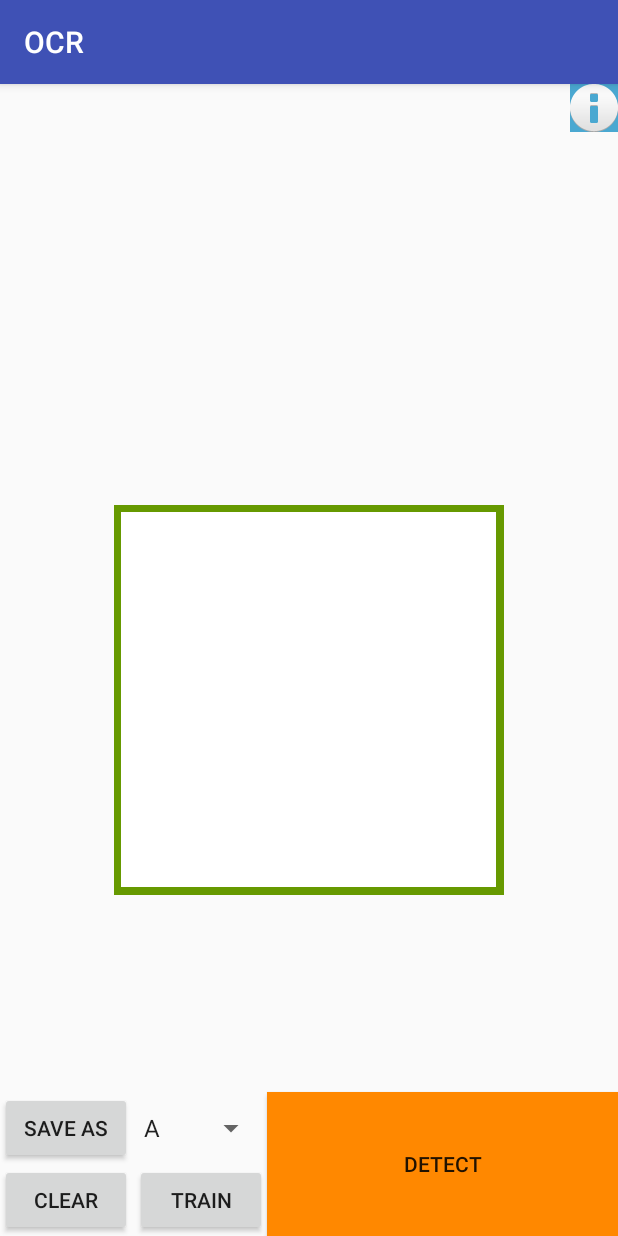
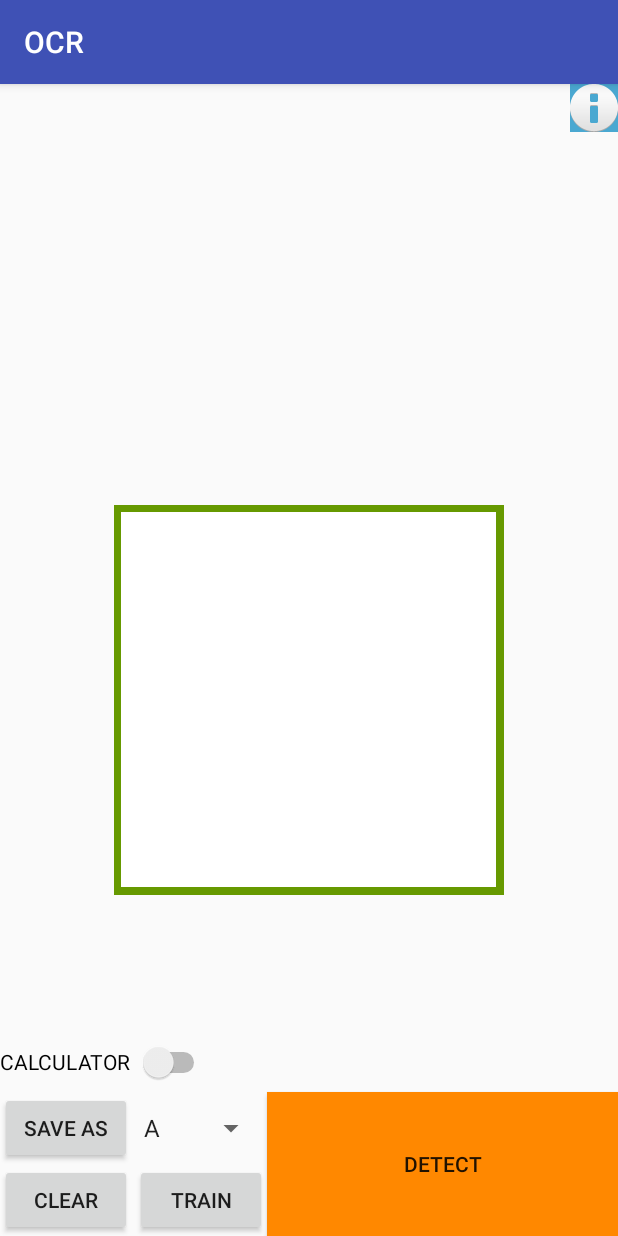
Before and after one commit to laszlokelemen/OCR, an Android app: the screen it shows after launch (MainActivity), on a phone screen of 412 x 824 dp. Run offline under Robolectric (Android 15) with nearby library versions, the phone set to English and light mode, and no system bars.

Commit message:
New: Calculator option And fix some issues

```diff
--- a/app/src/main/java/com/example/kelemen/ocr/MainActivity.java
+++ b/app/src/main/java/com/example/kelemen/ocr/MainActivity.java
@@ -4,6 +4,7 @@ import android.app.Dialog;
 import android.app.ProgressDialog;
 import android.graphics.Color;
 import android.os.Bundle;
+import android.support.annotation.NonNull;
 import android.support.v7.app.AlertDialog;
 import android.support.v7.app.AppCompatActivity;
 import android.view.View;
@@ -12,19 +13,22 @@ import android.widget.ArrayAdapter;
 import android.widget.Button;
 import android.widget.ImageButton;
 import android.widget.Spinner;
+import android.widget.Switch;
 import android.widget.TextView;
 import android.widget.Toast;
 
+import com.example.kelemen.ocr.bitmap_mgr.BitmapMgr;
+import com.example.kelemen.ocr.calculator.CalculatorMgr;
 import com.example.kelemen.ocr.drawing.Draw;
-import com.example.kelemen.ocr.read_and_write_file.ReadAndWriteFile;
-import com.example.kelemen.ocr.bitmap_mgr.BitmapMgr;
 import com.example.kelemen.ocr.ocr_engine.TargetOutputs;
 import com.example.kelemen.ocr.ocr_engine.Train;
+import com.example.kelemen.ocr.read_and_write_file.ReadAndWriteFile;
 
 import java.text.DecimalFormat;
 import java.util.ArrayList;
 import java.util.HashMap;
 import java.util.Map;
+import java.util.Stack;
 
 public class MainActivity extends AppCompatActivity {
 
@@ -37,27 +41,23 @@ public class MainActivity extends AppCompatActivity {
     String selectedItem;
     Train networkTrain;
     TextView resultText;
+    TextView calcText;
+    Switch calcSwitch;
     Boolean counter = false;
+    Stack<String> stack;
+    StringBuilder stackValue;
 
     @Override
     protected void onCreate(Bundle savedInstanceState) {
         super.onCreate(savedInstanceState);
         setContentView(R.layout.activity_main);
         networkTrain = new Train();
+        stack = new Stack();
+        stackValue = new StringBuilder();
+        calcSwitch = (Switch) findViewById(R.id.calculatorSwitch);
         initButtons();
-        Spinner spinner = (Spinner) findViewById(R.id.spinner);
-        ArrayAdapter<CharSequence> adapter = ArrayAdapter.createFromResource(this,
-                R.array.training_array, android.R.layout.simple_spinner_item);
-        adapter.setDropDownViewResource(android.R.layout.simple_spinner_dropdown_item);
-        spinner.setAdapter(adapter);
-        view = (Draw) findViewById(R.id.touch_view);
-        view.setBackgroundColor(Color.WHITE);
-        view.setDrawingCacheEnabled(true);
-
-        view.measure(View.MeasureSpec.makeMeasureSpec(0, View.MeasureSpec.UNSPECIFIED),
-                View.MeasureSpec.makeMeasureSpec(0, View.MeasureSpec.UNSPECIFIED));
-
-        view.layout(0, 0, view.getMeasuredWidth(), view.getMeasuredHeight());
+        Spinner spinner = initSpinner();
+        setView();
 
 
         helpButton.setOnClickListener(v -> {
@@ -65,10 +65,10 @@ public class MainActivity extends AppCompatActivity {
             dialog.setContentView(R.layout.information_layout);
             dialog.setTitle("Information");
 
-            TextView textView = (TextView) dialog.findViewById(R.id.helpTextView);
+            TextView textView = dialog.findViewById(R.id.helpTextView);
             textView.setText("1:Train the network before you start to detect." + "\n" + "2:Use your finger to draw" + "\n" + "3:Push the 'Detect' button to detect your draw" + "\n" + "4:Save the draw, train ,and repeat the third step.");
 
-            ImageButton dismissButton = (ImageButton) dialog.findViewById(R.id.closeButton);
+            ImageButton dismissButton = dialog.findViewById(R.id.closeButton);
             dismissButton.setOnClickListener(view1 -> dialog.dismiss());
             dialog.show();
         });
@@ -94,16 +94,16 @@ public class MainActivity extends AppCompatActivity {
 
         trainButton.setOnClickListener(v -> {
             counter = true;
-            final ProgressDialog progressBar = new ProgressDialog(MainActivity.this, R.style.progressBarStyle);
-            progressBar.setTitle("Training");
-            progressBar.setMessage("Training is in progress");
-            progressBar.show();
-
             if (networkTrain.checkDataSet().size() == 0) {
                 Toast errToast = Toast.makeText(getApplicationContext(),
                         "Training set is empty!", Toast.LENGTH_SHORT);
                 errToast.show();
             } else {
+                final ProgressDialog progressBar = new ProgressDialog(MainActivity.this, R.style.progressBarStyle);
+                progressBar.setTitle("Training");
+                progressBar.setMessage("Training is in progress");
+                progressBar.show();
+
                 new Thread(() -> {
                     training();
                     progressBar.cancel();
@@ -121,14 +121,14 @@ public class MainActivity extends AppCompatActivity {
         saveButton.setOnClickListener(v -> {
             AlertDialog.Builder saveDialog = new AlertDialog.Builder(view.getContext());
             saveDialog.setTitle("Save");
-            saveDialog.setMessage("Save drawing to device Gallery?");
+            saveDialog.setMessage("Save drawing to device?");
             saveDialog.setPositiveButton("Yes", (dialog, which) -> {
 
                 if (BitmapMgr.processBitmap(view) != null) {
                     Toast savedToast = Toast.makeText(getApplicationContext(),
-                            "Drawing saved !", Toast.LENGTH_SHORT);
+                            "Drawing saved as " + getSelectedItem() + "!", Toast.LENGTH_SHORT);
                     savedToast.show();
-                    ReadAndWriteFile.writeToFile(BitmapMgr.processBitmap(view), getSelectedItem());
+                    ReadAndWriteFile.writeToFile(BitmapMgr.processBitmap(view), checkSelectedItem(getSelectedItem()));
                     Draw.getPath().reset();
                     view.invalidate();
 
@@ -157,6 +157,27 @@ public class MainActivity extends AppCompatActivity {
         });
     }
 
+    private void setView() {
+        view = (Draw) findViewById(R.id.touch_view);
+        view.setBackgroundColor(Color.WHITE);
+        view.setDrawingCacheEnabled(true);
+
+        view.measure(View.MeasureSpec.makeMeasureSpec(0, View.MeasureSpec.UNSPECIFIED),
+                View.MeasureSpec.makeMeasureSpec(0, View.MeasureSpec.UNSPECIFIED));
+
+        view.layout(0, 0, view.getMeasuredWidth(), view.getMeasuredHeight());
+    }
+
+    @NonNull
+    private Spinner initSpinner() {
+        Spinner spinner = (Spinner) findViewById(R.id.spinner);
+        ArrayAdapter<CharSequence> adapter = ArrayAdapter.createFromResource(this,
+                R.array.training_array, android.R.layout.simple_spinner_item);
+        adapter.setDropDownViewResource(android.R.layout.simple_spinner_dropdown_item);
+        spinner.setAdapter(adapter);
+        return spinner;
+    }
+
     private void initButtons() {
         helpButton = (ImageButton) findViewById(R.id.helpButton);
         clearButton = (Button) findViewById(R.id.button);
@@ -164,6 +185,8 @@ public class MainActivity extends AppCompatActivity {
         trainButton = (Button) findViewById(R.id.train_button);
         detect_button = (Button) findViewById(R.id.detect_button);
         resultText = (TextView) findViewById(R.id.resultText);
+        calcText = (TextView) findViewById(R.id.calculatorTextView);
+
     }
 
     private void training() {
@@ -185,7 +208,7 @@ public class MainActivity extends AppCompatActivity {
                 value = 1;
             }
             value = Double.parseDouble(new DecimalFormat("##.##").format(value));
-            resultMap.put(TargetOutputs.getChars().get(i), value);
+            resultMap.put(checkSelectedItem(TargetOutputs.getChars().get(i)), value);
 
             sb.append("\t ").append(value);
             sb.append("\n");
@@ -193,10 +216,24 @@ public class MainActivity extends AppCompatActivity {
         System.out.println("///////////////////////////////////////////////////////////////////////////");
         System.out.println((sb.toString()));
 
-        resultText.setText(geMaxValueKey(resultMap).getKey());
+        showResultText(resultMap);
     }
 
-    public Map.Entry<String, Double> geMaxValueKey(Map<String, Double> map) {
+    private void showResultText(Map<String, Double> resultMap) {
+        if (calcSwitch.isChecked()) {
+            String result = (CalculatorMgr.calculatorEngine(getMaxValueKey(resultMap).getKey(), stack, getApplicationContext(), calcText, stackValue));
+            if (result.equals("")) {
+                resultText.setText(getMaxValueKey(resultMap).getKey());
+            } else {
+                resultText.setText(result);
+                calcText.setText("");
+            }
+        } else {
+            resultText.setText(getMaxValueKey(resultMap).getKey());
+        }
+    }
+
+    public Map.Entry<String, Double> getMaxValueKey(Map<String, Double> map) {
         Map.Entry<String, Double> maxEntry = null;
 
         for (Map.Entry<String, Double> entry : map.entrySet()) {
@@ -207,6 +244,7 @@ public class MainActivity extends AppCompatActivity {
         return maxEntry;
     }
 
+
     private void setSelectedItem(String item) {
         selectedItem = item;
     }
@@ -215,5 +253,19 @@ public class MainActivity extends AppCompatActivity {
         return selectedItem;
     }
 
+    private String checkSelectedItem(String selectedItem) {
+        switch (selectedItem) {
+            case "/":
+                return "div";
+            case "*":
+                return "mult";
+            case "div":
+                return "/";
+            case "mult":
+                return "*";
+        }
+        return selectedItem;
+    }
+
 
 }
--- a/app/src/main/java/com/example/kelemen/ocr/drawing/Drawing.java
+++ b/app/src/main/java/com/example/kelemen/ocr/drawing/Drawing.java
@@ -23,5 +23,4 @@ public class Drawing {
     public void setPaint(Paint paint) {
         this.paint = paint;
     }
-
 }
--- a/app/src/main/java/com/example/kelemen/ocr/ocr_engine/DataSet.java
+++ b/app/src/main/java/com/example/kelemen/ocr/ocr_engine/DataSet.java
@@ -19,6 +19,4 @@ public class DataSet {
     public ArrayList<Double> getOutput() {
         return output;
     }
-
-
 }
--- a/app/src/main/java/com/example/kelemen/ocr/ocr_engine/Train.java
+++ b/app/src/main/java/com/example/kelemen/ocr/ocr_engine/Train.java
@@ -7,7 +7,7 @@ import java.util.ArrayList;
 
 public class Train {
 
-    public static final int NEURON_NUMBER = 36;
+    private static final int NEURON_NUMBER = 41;
 
     private Network network;
     private ArrayList<DataSet> dataSets;
@@ -43,4 +43,7 @@ public class Train {
         return network.getOutputs();
     }
 
+    public static int getNeronNumber(){
+        return NEURON_NUMBER;
+    }
 }
--- a/app/src/main/res/layout/activity_main.xml
+++ b/app/src/main/res/layout/activity_main.xml
@@ -12,10 +12,10 @@
         android:id="@+id/frameLayout"
         android:layout_width="260dp"
         android:layout_height="260dp"
+        android:background="@android:color/holo_green_dark"
+        android:visibility="visible"
         android:layout_above="@+id/resultText"
-        android:layout_centerHorizontal="true"
-        android:background="@android:color/holo_green_dark"
-        android:visibility="visible">
+        android:layout_centerHorizontal="true">
 
         <com.example.kelemen.ocr.drawing.Draw
             android:id="@+id/touch_view"
@@ -76,13 +76,14 @@
 
     <TextView
         android:id="@+id/resultText"
-        android:layout_width="75dp"
+        android:layout_width="100dp"
         android:layout_height="120dp"
         android:layout_above="@+id/spinner"
         android:layout_centerHorizontal="true"
         android:layout_marginBottom="11dp"
         android:gravity="center"
-        android:textSize="110sp" />
+        android:textSize="110sp"
+        tools:text="1" />
 
     <ImageButton
         android:id="@+id/helpButton"
@@ -94,5 +95,21 @@
         android:layout_alignParentEnd="true"
         tools:ignore="ContentDescription" />
 
+    <Switch
+        android:id="@+id/calculatorSwitch"
+        android:layout_width="140dp"
+        android:layout_height="40dp"
+        android:layout_above="@+id/button2"
+        android:layout_alignParentStart="true"
+        android:text="CALCULATOR" />
+
+    <TextView
+        android:id="@+id/calculatorTextView"
+        android:layout_width="wrap_content"
+        android:layout_height="40dp"
+        android:layout_above="@+id/calculatorSwitch"
+        android:layout_alignParentStart="true"
+        android:layout_toStartOf="@+id/resultText"
+        android:gravity="center"/>
 
 </RelativeLayout>
--- a/app/src/main/res/layout/information_layout.xml
+++ b/app/src/main/res/layout/information_layout.xml
@@ -20,5 +20,4 @@
         app:srcCompat="@android:drawable/ic_delete"
         android:contentDescription="" />
 
-
 </LinearLayout>
--- a/app/src/main/res/values/arrays.xml
+++ b/app/src/main/res/values/arrays.xml
@@ -37,5 +37,10 @@
         <item>7</item>
         <item>8</item>
         <item>9</item>
+        <item>+</item>
+        <item>-</item>
+        <item>*</item>
+        <item>/</item>
+        <item>=</item>
     </string-array>
 </resources>
```
Also changed, not shown: app/src/main/java/com/example/kelemen/ocr/bitmap_mgr/BitmapMgr.java (+6 -2 lines), app/src/main/java/com/example/kelemen/ocr/calculator/CalculatorMgr.java (added, +90 -0 lines), app/src/main/java/com/example/kelemen/ocr/ocr_engine/TargetOutputs.java (+46 -91 lines), app/src/main/java/com/example/kelemen/ocr/read_and_write_file/ReadAndWriteFile.java (+8 -3 lines), app/src/main/java/com/example/kelemen/ocr/util/MathUtil.java (added, +27 -0 lines), app/src/main/res/drawable/border_style.xml (deleted, +0 -13 lines).
